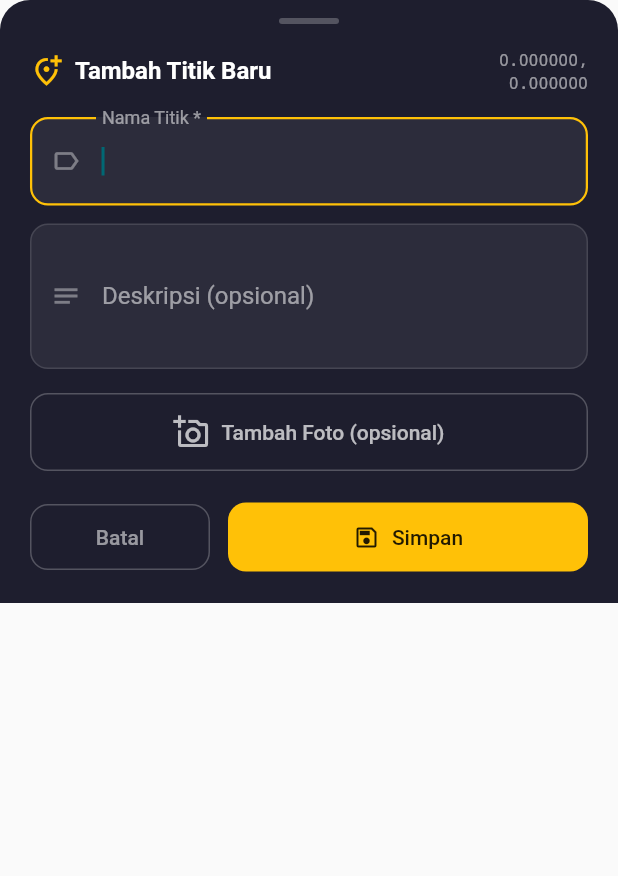
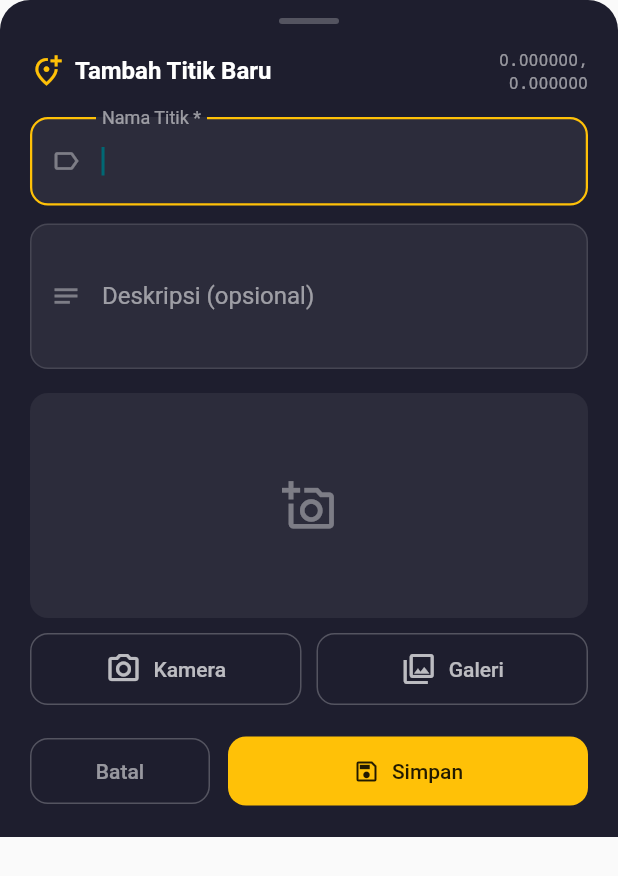
Before and after one commit to kendekallom-afk/mmaps, a Flutter app: the WaypointFormSheet widget shown alone on an empty page, opened directly with empty values, on a phone screen of 412 x 824 dp. Shown: the top 876 px of the screen. Run offline on Flutter 3.47's test engine with Material 3 defaults, Android fonts, the light colour scheme and no system bars; our stand-ins replace file_picker, flutter_compass, flutter_map, geolocator, image_picker, latlong2 and 2 more; missing offline and left inert: maplibre_gl; accounts and stored records are empty; statements that could not run were skipped.

Commit message:
first commit

```diff
--- /dev/null
+++ b/lib/services/photo_service.dart
@@ -0,0 +1,25 @@
+import 'dart:io';
+
+import 'package:image_picker/image_picker.dart';
+import 'package:path/path.dart' as path;
+import 'package:path_provider/path_provider.dart';
+
+class PhotoService {
+  final ImagePicker _imagePicker;
+
+  PhotoService({ImagePicker? imagePicker})
+    : _imagePicker = imagePicker ?? ImagePicker();
+
+  Future<String?> pickAndSaveImage(ImageSource source) async {
+    final image = await _imagePicker.pickImage(source: source);
+    if (image == null) return null;
+
+    final documentsDirectory = await getApplicationDocumentsDirectory();
+    final fileName =
+        'waypoint_${DateTime.now().microsecondsSinceEpoch}'
+        '${path.extension(image.path)}';
+    final savedPath = path.join(documentsDirectory.path, fileName);
+    await File(image.path).copy(savedPath);
+    return savedPath;
+  }
+}
--- a/lib/widgets/waypoint_form_sheet.dart
+++ b/lib/widgets/waypoint_form_sheet.dart
@@ -1,5 +1,9 @@
+import 'dart:io';
+
 import 'package:flutter/material.dart';
+import 'package:image_picker/image_picker.dart';
 
+import '../services/photo_service.dart';
 import '../models/waypoint.dart';
 
 sealed class WaypointFormResult {
@@ -61,8 +65,11 @@ class _WaypointFormSheetState extends State<WaypointFormSheet> {
   final _formKey = GlobalKey<FormState>();
   late final TextEditingController _nameCtrl;
   late final TextEditingController _descCtrl;
+  final PhotoService _photoService = PhotoService();
 
   bool _isSaving = false;
+  bool _isPickingPhoto = false;
+  String? _photoPath;
 
   bool get _isEditing => widget.initialWaypoint != null;
 
@@ -72,6 +79,7 @@ class _WaypointFormSheetState extends State<WaypointFormSheet> {
     final w = widget.initialWaypoint;
     _nameCtrl = TextEditingController(text: w?.name ?? '');
     _descCtrl = TextEditingController(text: w?.description ?? '');
+    _photoPath = w?.photoPath;
   }
 
   @override
@@ -94,15 +102,36 @@ class _WaypointFormSheetState extends State<WaypointFormSheet> {
         ? w.copyWith(
             name: _nameCtrl.text.trim(),
             description: _descCtrl.text.trim(),
+            photoPath: _photoPath,
           )
         : Waypoint(
             name: _nameCtrl.text.trim(),
             description: _descCtrl.text.trim(),
             latitude: widget.initialLat,
             longitude: widget.initialLng,
+            photoPath: _photoPath,
           );
 
     Navigator.of(context).pop(WaypointSaved(updatedWaypoint));
+  }
+
+  Future<void> _pickPhoto(ImageSource source) async {
+    if (_isPickingPhoto || _isSaving) return;
+    setState(() => _isPickingPhoto = true);
+    try {
+      final photoPath = await _photoService.pickAndSaveImage(source);
+      if (mounted && photoPath != null) {
+        setState(() => _photoPath = photoPath);
+      }
+    } catch (error) {
+      if (mounted) {
+        ScaffoldMessenger.of(context).showSnackBar(
+          SnackBar(content: Text('Gagal memilih atau menyimpan foto: $error')),
+        );
+      }
+    } finally {
+      if (mounted) setState(() => _isPickingPhoto = false);
+    }
   }
 
   // ---------------------------------------------------------------------------
@@ -280,20 +309,75 @@ class _WaypointFormSheetState extends State<WaypointFormSheet> {
   }
 
   Widget _buildPhotoSection() {
-    return OutlinedButton.icon(
-      onPressed: () {
-        ScaffoldMessenger.of(context).showSnackBar(
-          const SnackBar(content: Text('Pemilihan foto belum tersedia.')),
-        );
-      },
-      style: OutlinedButton.styleFrom(
-        foregroundColor: Colors.white70,
-        side: const BorderSide(color: Colors.white24),
-        padding: const EdgeInsets.symmetric(vertical: 14),
-        shape: RoundedRectangleBorder(borderRadius: BorderRadius.circular(12)),
-      ),
-      icon: const Icon(Icons.add_a_photo_outlined),
-      label: const Text('Tambah Foto (opsional)'),
+    return Column(
+      crossAxisAlignment: CrossAxisAlignment.stretch,
+      children: [
+        ClipRRect(
+          borderRadius: BorderRadius.circular(12),
+          child: Container(
+            height: 150,
+            width: double.infinity,
+            color: Colors.white.withValues(alpha: 0.06),
+            alignment: Alignment.center,
+            child: _photoPath == null
+                ? const Icon(
+                    Icons.add_a_photo_outlined,
+                    color: Colors.white38,
+                    size: 36,
+                  )
+                : Image.file(
+                    File(_photoPath!),
+                    width: double.infinity,
+                    height: 150,
+                    fit: BoxFit.cover,
+                    errorBuilder: (context, error, stackTrace) => const Icon(
+                      Icons.broken_image_outlined,
+                      color: Colors.white38,
+                      size: 36,
+                    ),
+                  ),
+          ),
+        ),
+        const SizedBox(height: 10),
+        Row(
+          children: [
+            Expanded(
+              child: OutlinedButton.icon(
+                onPressed: _isPickingPhoto || _isSaving
+                    ? null
+                    : () => _pickPhoto(ImageSource.camera),
+                style: _photoButtonStyle(),
+                icon: const Icon(Icons.camera_alt_outlined),
+                label: const Text('Kamera'),
+              ),
+            ),
+            const SizedBox(width: 10),
+            Expanded(
+              child: OutlinedButton.icon(
+                onPressed: _isPickingPhoto || _isSaving
+                    ? null
+                    : () => _pickPhoto(ImageSource.gallery),
+                style: _photoButtonStyle(),
+                icon: const Icon(Icons.photo_library_outlined),
+                label: const Text('Galeri'),
+              ),
+            ),
+          ],
+        ),
+        if (_isPickingPhoto) ...[
+          const SizedBox(height: 8),
+          const LinearProgressIndicator(color: Colors.amber),
+        ],
+      ],
+    );
+  }
+
+  ButtonStyle _photoButtonStyle() {
+    return OutlinedButton.styleFrom(
+      foregroundColor: Colors.white70,
+      side: const BorderSide(color: Colors.white24),
+      padding: const EdgeInsets.symmetric(vertical: 12),
+      shape: RoundedRectangleBorder(borderRadius: BorderRadius.circular(12)),
     );
   }
 
```
Also changed, not shown: lib/screens/map_home_page.dart (+31 -36 lines), 2 other files.
